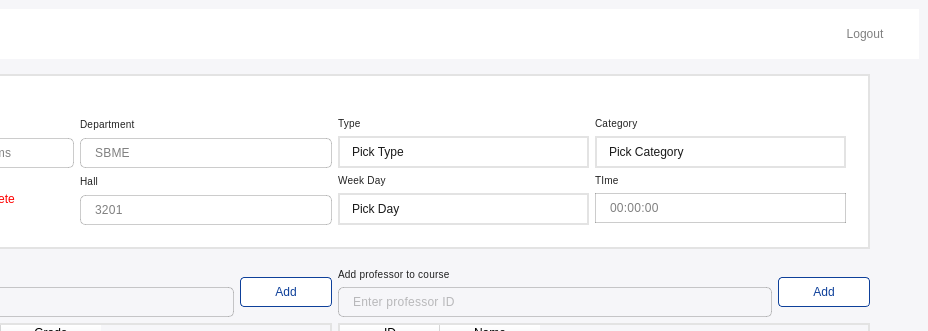
First picture: the form in mainwindow.ui, repository omarmohhameed29/Learniom-Learning-System, before the edit; both pictures show x 259 to 1187 and y 0 to 331 of the 1187 by 889 pixel window.
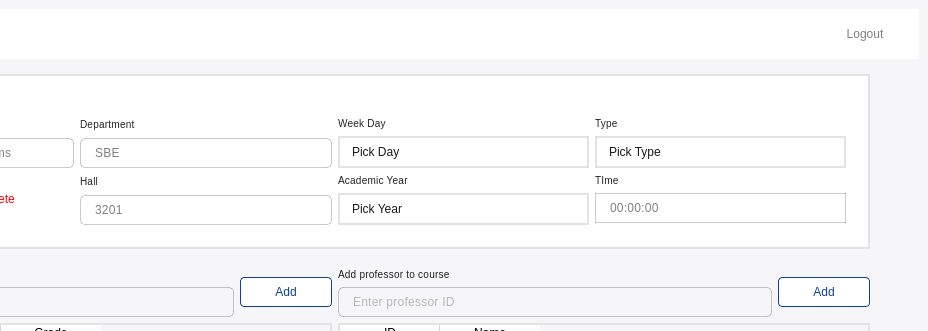
Second picture: the form after the edit. Icons and pictures are not drawn.

```diff
--- a/mainwindow.ui
+++ b/mainwindow.ui
@@ -8264,7 +8264,7 @@
 color: rgba(0, 0, 0, 0.50);</string>
                    </property>
                    <property name="text">
-                    <string>SBME</string>
+                    <string>SBE</string>
                    </property>
                    <property name="placeholderText">
                     <string>Enter department</string>
@@ -8295,7 +8295,7 @@
 color: rgba(0, 0, 0, 0.87);</string>
                    </property>
                    <property name="text">
-                    <string>Type</string>
+                    <string>Week Day</string>
                    </property>
                    <property name="scaledContents">
                     <bool>false</bool>
@@ -8326,11 +8326,11 @@
                     <string notr="true">padding: 6px 12px;</string>
                    </property>
                    <property name="placeholderText">
-                    <string>Pick Type</string>
+                    <string>Pick Day</string>
                    </property>
                    <item>
                     <property name="text">
-                     <string>2023</string>
+                     <string>Monday</string>
                     </property>
                    </item>
                    <item>
@@ -8374,7 +8374,7 @@
 color: rgba(0, 0, 0, 0.87);</string>
                    </property>
                    <property name="text">
-                    <string>Category</string>
+                    <string>Type</string>
                    </property>
                    <property name="scaledContents">
                     <bool>false</bool>
@@ -8405,11 +8405,11 @@
                     <string notr="true">padding: 6px 12px;</string>
                    </property>
                    <property name="placeholderText">
-                    <string>Pick Category</string>
+                    <string>Pick Type</string>
                    </property>
                    <item>
                     <property name="text">
-                     <string>2023</string>
+                     <string>Mandatory</string>
                     </property>
                    </item>
                    <item>
@@ -8608,7 +8608,7 @@
 color: rgba(0, 0, 0, 0.87);</string>
                    </property>
                    <property name="text">
-                    <string>Week Day</string>
+                    <string>Academic Year</string>
                    </property>
                    <property name="scaledContents">
                     <bool>false</bool>
@@ -8639,7 +8639,7 @@
                     <string notr="true">padding: 6px 12px;</string>
                    </property>
                    <property name="placeholderText">
-                    <string>Pick Day</string>
+                    <string>Pick Year</string>
                    </property>
                    <item>
                     <property name="text">
```
Left out of the diff: 33 changed lines with no effect on the pictures.
